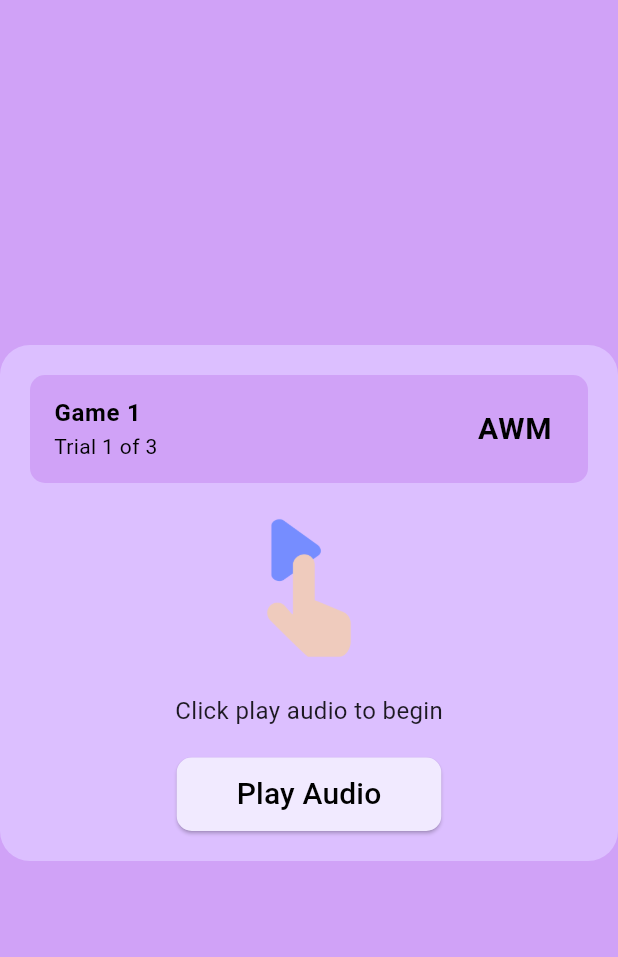
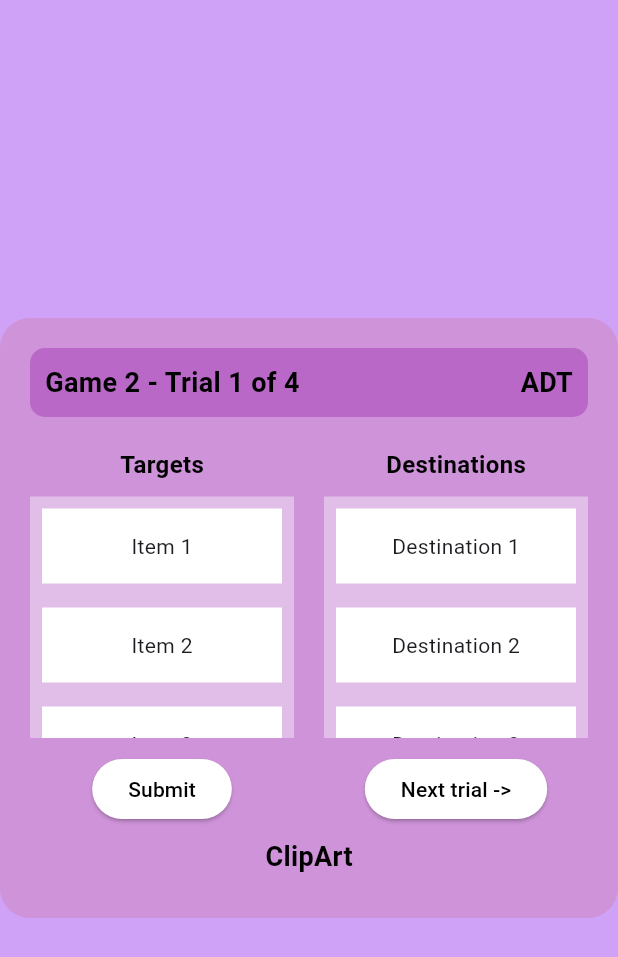
Before and after one commit to MohamedAlyMatar/Kids_App, a Flutter app: the GameTwoTrial screen opened by its route, on a phone screen of 412 x 824 dp. Shown: the top 957 px of the screen. Run offline on Flutter 3.47's test engine with Material 3 defaults, Android fonts, the phone set to English and light mode, and no system bars; our stand-ins replace audioplayers, bloc, equatable, flutter_bloc.

Commit message:
Added the cards and trail screens for game two as a start

```diff
--- a/lib/src/config/routes/app_routes.dart
+++ b/lib/src/config/routes/app_routes.dart
@@ -9,6 +9,7 @@ import 'package:kids_app/src/features/Game_One/presentation/pages/game_one_descr
 import 'package:kids_app/src/features/Game_One/presentation/pages/game_one_trial.dart';
 import 'package:kids_app/src/features/Game_Two/presentation/bloc/game_two_bloc.dart';
 import 'package:kids_app/src/features/Game_Two/presentation/pages/game_two_description.dart';
+import 'package:kids_app/src/features/Game_Two/presentation/pages/game_two_familiarize.dart';
 import 'package:kids_app/src/features/Game_Two/presentation/pages/game_two_test.dart';
 import 'package:kids_app/src/features/Game_Two/presentation/pages/game_two_trial.dart';
 import 'package:kids_app/src/features/Games/presentation/bloc/games_bloc.dart';
@@ -34,6 +35,7 @@ class Routes {
 
   // Game Two Routes
   static const String gameTwoDesc = "/gameTwoDesc";
+  static const String gameTwoFam = "/gameTwoFam";
   static const String gameTwoTrial = "/gameTwoTrial";
   static const String gameTwoTest = "/gameTwoTest";
 }
@@ -116,6 +118,12 @@ class AppRoutes {
               create: (context) => GameTwoBloc(), child: GameTwoTest()),
         );
 
+      case Routes.gameTwoFam:
+        return MaterialPageRoute(
+          builder: (contect) => BlocProvider(
+              create: (context) => GameTwoBloc(), child: FamiliarizeScreen()),
+        );
+
       default:
         return undefinedRoute();
     }
--- a/lib/src/features/Game_Two/presentation/pages/game_two_description.dart
+++ b/lib/src/features/Game_Two/presentation/pages/game_two_description.dart
@@ -49,8 +49,7 @@ class GameTwoDescription extends StatelessWidget {
             const SizedBox(height: 20),
             Button1(
               textButton: "Begin Trial",
-              onPressed: () =>
-                  Navigator.pushNamed(context, Routes.gameTwoTrial),
+              onPressed: () => Navigator.pushNamed(context, Routes.gameTwoFam),
             ),
           ],
         ),
--- a/lib/src/features/Game_Two/presentation/pages/game_two_trial.dart
+++ b/lib/src/features/Game_Two/presentation/pages/game_two_trial.dart
@@ -1,250 +1,172 @@
 import 'package:flutter/material.dart';
-import 'package:audioplayers/audioplayers.dart';
-import 'package:kids_app/src/config/routes/app_routes.dart';
-import 'package:kids_app/src/core/utils/app_colors.dart';
-import 'package:kids_app/src/core/utils/assets_manager.dart';
-import 'package:kids_app/src/core/widgets/button1.dart';
-import 'package:kids_app/src/core/widgets/textDesc.dart';
-import 'package:kids_app/src/core/widgets/tileHeading.dart';
 
-class GameTwoTrial extends StatefulWidget {
-  @override
-  _Game1TrialState createState() => _Game1TrialState();
+void main() {
+  runApp(MaterialApp(home: GameTwoTrial()));
 }
 
-class _Game1TrialState extends State<GameTwoTrial> {
-  int currentTrial = 1;
-  String resultMessage = "";
-  bool isAudioPlaying = false;
-  bool showPictures = false;
-  late AudioPlayer audioPlayer;
-  List<int> selectedPictureIndices = [];
-  bool isAnswerSubmitted = false;
-  final List<int> correctAnswers = [
-    0,
-    2
-  ]; // Example correct answers for trial 1
-
-  @override
-  void initState() {
-    super.initState();
-    audioPlayer = AudioPlayer();
-    audioPlayer.setSourceAsset('assets/audios/mango.mp3');
-  }
-
-  @override
-  void dispose() {
-    audioPlayer.dispose();
-    super.dispose();
-  }
-
-  void playAudio() async {
-    setState(() {
-      isAudioPlaying = true;
-      resultMessage = "Audio is playing, listen carefully...";
-      showPictures = false;
-      selectedPictureIndices.clear(); // Reset selections
-      isAnswerSubmitted = false; // Allow new selection
-    });
-
-    try {
-      await audioPlayer.play(AssetSource('audios/mango.mp3'));
-
-      audioPlayer.onPlayerComplete.listen((_) {
-        if (mounted) {
-          setState(() {
-            isAudioPlaying = false;
-            showPictures = true;
-            resultMessage = "Choose the correct images.";
-          });
-        }
-      });
-    } catch (e) {
-      setState(() {
-        isAudioPlaying = false;
-        resultMessage = "Error playing audio: $e";
-      });
-    }
-  }
-
-  void selectPicture(int index) {
-    if (!isAnswerSubmitted) {
-      setState(() {
-        if (selectedPictureIndices.contains(index)) {
-          selectedPictureIndices.remove(index);
-        } else {
-          selectedPictureIndices.add(index);
-        }
-      });
-    }
-  }
-
-  void submitAnswer() {
-    setState(() {
-      isAnswerSubmitted = true;
-      int correctCount = selectedPictureIndices
-          .where((index) => correctAnswers.contains(index))
-          .length;
-      resultMessage =
-          "You got $correctCount out of ${correctAnswers.length} correct!";
-    });
-  }
-
-  void nextTrial() {
-    if (currentTrial < 3) {
-      setState(() {
-        currentTrial++;
-        resultMessage = "";
-        showPictures = false;
-        selectedPictureIndices.clear();
-        isAnswerSubmitted = false;
-      });
-    }
-  }
-
-  void retryTrials() {
-    setState(() {
-      currentTrial = 1;
-      resultMessage = "";
-      showPictures = false;
-      selectedPictureIndices.clear();
-      isAnswerSubmitted = false;
-    });
-  }
-
+class GameTwoTrial extends StatelessWidget {
   @override
   Widget build(BuildContext context) {
     return Scaffold(
       body: Center(
-        child: Column(
-          mainAxisAlignment: MainAxisAlignment.center,
-          children: [
-            Container(
-              width: 800,
-              padding: const EdgeInsets.all(20.0),
+        child: Container(
+          width: 600, // Adjust width based on your preference
+          height: 400, // Adjust height based on your preference
+          padding: EdgeInsets.all(20),
           decoration: BoxDecoration(
-                color: AppColors.primaryColor,
+            color: Colors.purple.shade200, // Background color
             borderRadius: BorderRadius.circular(20),
           ),
           child: Column(
+            crossAxisAlignment: CrossAxisAlignment.start,
             children: [
-                  Tileheading(
-                      title: "Game 1",
-                      subtitle: "Trial $currentTrial of 3",
-                      trailing: "AWM"),
-                  const SizedBox(height: 20),
-                  if (!isAudioPlaying && !showPictures) ...[
-                    Image.asset(
-                      ImgAssets.play,
-                      width: 100,
-                    ),
-                    const SizedBox(height: 20),
-                    TextDesc(textDesc: "Click play audio to begin"),
-                    const SizedBox(height: 20),
-                    Button1(textButton: "Play Audio", onPressed: playAudio),
-                  ] else if (isAudioPlaying) ...[
-                    Image.asset(
-                      ImgAssets.listen,
-                      width: 100,
-                    ),
-                    const SizedBox(height: 20),
-                    const Text(
-                      "Audio is playing, listen carefully...",
-                      style: TextStyle(
-                        fontSize: 20,
-                        fontWeight: FontWeight.bold,
-                        color: Colors.red,
-                      ),
-                    )
-                  ],
-                  if (showPictures) ...[
-                    Row(
-                      mainAxisAlignment: MainAxisAlignment.spaceAround,
-                      children: [
-                        InkWell(
-                          onTap: () => selectPicture(0),
-                          child: Container(
-                            padding: EdgeInsets.all(5),
+              Container(
+                padding: EdgeInsets.all(10),
                 decoration: BoxDecoration(
-                              color: isAnswerSubmitted
-                                  ? (correctAnswers.contains(0)
-                                      ? Colors.green
-                                      : selectedPictureIndices.contains(0)
-                                          ? Colors.red
-                                          : Colors.grey)
-                                  : selectedPictureIndices.contains(0)
-                                      ? Colors.blue
-                                      : Colors.grey,
+                  color: Colors.purple
+                      .shade300, // Darker purple for the title background
                   borderRadius: BorderRadius.circular(10),
                 ),
-                            child: Image.asset(ImgAssets.mango1, width: 100),
+                child: Row(
+                  mainAxisAlignment: MainAxisAlignment.spaceBetween,
+                  children: [
+                    Text(
+                      "Game 2 - Trial 1 of 4",
+                      style: TextStyle(
+                        fontSize: 18,
+                        fontWeight: FontWeight.bold,
+                        color: Colors.black,
                       ),
                     ),
-                        InkWell(
-                          onTap: () => selectPicture(1),
-                          child: Container(
-                            padding: EdgeInsets.all(5),
-                            decoration: BoxDecoration(
-                              color: isAnswerSubmitted
-                                  ? (correctAnswers.contains(1)
-                                      ? Colors.green
-                                      : selectedPictureIndices.contains(1)
-                                          ? Colors.red
-                                          : Colors.grey)
-                                  : selectedPictureIndices.contains(1)
-                                      ? Colors.blue
-                                      : Colors.grey,
-                              borderRadius: BorderRadius.circular(10),
-                            ),
-                            child: Image.asset(ImgAssets.apple, width: 100),
-                          ),
-                        ),
-                        InkWell(
-                          onTap: () => selectPicture(2),
-                          child: Container(
-                            padding: EdgeInsets.all(5),
-                            decoration: BoxDecoration(
-                              color: isAnswerSubmitted
-                                  ? (correctAnswers.contains(2)
-                                      ? Colors.green
-                                      : selectedPictureIndices.contains(2)
-                                          ? Colors.red
-                                          : Colors.grey)
-                                  : selectedPictureIndices.contains(2)
-                                      ? Colors.blue
-                                      : Colors.grey,
-                              borderRadius: BorderRadius.circular(10),
-                            ),
-                            child: Image.asset(ImgAssets.mango2, width: 100),
+                    Text(
+                      "ADT",
+                      style: TextStyle(
+                        fontSize: 18,
+                        fontWeight: FontWeight.bold,
+                        color: Colors.black,
                       ),
                     ),
                   ],
                 ),
-                    const SizedBox(height: 20),
-                    Button1(textButton: "Submit", onPressed: submitAnswer),
-                    const SizedBox(height: 10),
-                    Text(resultMessage),
-                    const SizedBox(height: 20),
-                    if (resultMessage != "Choose the correct images." &&
-                        currentTrial != 3)
-                      Button1(textButton: "Next Trial", onPressed: nextTrial),
-                  ],
+              ),
+              SizedBox(height: 20),
+              Expanded(
+                child: Row(
+                  children: [
+                    Expanded(
+                      child: Column(
+                        mainAxisAlignment: MainAxisAlignment.center,
+                        children: [
+                          Text(
+                            "Targets",
+                            style: TextStyle(
+                              fontSize: 16,
+                              fontWeight: FontWeight.bold,
+                              color: Colors.black,
+                            ),
+                          ),
+                          SizedBox(height: 10),
+                          Expanded(
+                            child: Container(
+                              color: Colors
+                                  .purple.shade100, // Background color for list
+                              child: ListView(
+                                children: List.generate(
+                                  5,
+                                  (index) => Padding(
+                                    padding: const EdgeInsets.all(8.0),
+                                    child: Container(
+                                      height: 50,
+                                      color:
+                                          Colors.white, // Item background color
+                                      child: Center(
+                                          child: Text("Item ${index + 1}")),
+                                    ),
+                                  ),
+                                ),
+                              ),
+                            ),
+                          ),
+                          SizedBox(height: 10),
+                          ElevatedButton(
+                            onPressed: () {
+                              // Handle submit action
+                            },
+                            child: Text("Submit"),
+                            style: ElevatedButton.styleFrom(
+                              foregroundColor: Colors.black,
+                              backgroundColor: Colors.white, // Text color
+                            ),
+                          ),
                         ],
                       ),
                     ),
-            const SizedBox(height: 20),
-            if (!isAudioPlaying && currentTrial == 3)
-              Row(
-                mainAxisAlignment: MainAxisAlignment.spaceEvenly,
+                    SizedBox(width: 20),
+                    Expanded(
+                      child: Column(
+                        mainAxisAlignment: MainAxisAlignment.center,
                         children: [
-                  Button1(textButton: "Retry Trial", onPressed: retryTrials),
-                  Button1(
-                      textButton: "Ready? Start the test now",
-                      onPressed: () =>
-                          Navigator.pushNamed(context, Routes.gameTwoTest)),
+                          Text(
+                            "Destinations",
+                            style: TextStyle(
+                              fontSize: 16,
+                              fontWeight: FontWeight.bold,
+                              color: Colors.black,
+                            ),
+                          ),
+                          SizedBox(height: 10),
+                          Expanded(
+                            child: Container(
+                              color: Colors.purple.shade100,
+                              child: ListView(
+                                children: List.generate(
+                                  5,
+                                  (index) => Padding(
+                                    padding: const EdgeInsets.all(8.0),
+                                    child: Container(
+                                      height: 50,
+                                      color: Colors.white,
+                                      child: Center(
+                                          child:
+                                              Text("Destination ${index + 1}")),
+                                    ),
+                                  ),
+                                ),
+                              ),
+                            ),
+                          ),
+                          SizedBox(height: 10),
+                          ElevatedButton(
+                            onPressed: () {
+                              // Handle next trial action
+                            },
+                            child: Text("Next trial ->"),
+                            style: ElevatedButton.styleFrom(
+                              foregroundColor: Colors.black,
+                              backgroundColor: Colors.white,
+                            ),
+                          ),
                         ],
                       ),
+                    ),
                   ],
+                ),
+              ),
+              Center(
+                child: Padding(
+                  padding: const EdgeInsets.all(8.0),
+                  child: Text(
+                    "ClipArt",
+                    style: TextStyle(
+                      fontSize: 18,
+                      fontWeight: FontWeight.bold,
+                      color: Colors.black,
+                    ),
+                  ),
+                ),
+              ),
+            ],
+          ),
         ),
       ),
     );
```
Also changed, not shown: lib/src/features/Game_Two/presentation/pages/game_two_familiarize.dart (added, +101 -0 lines). Lines whose indentation alone changed are shown as unchanged.
